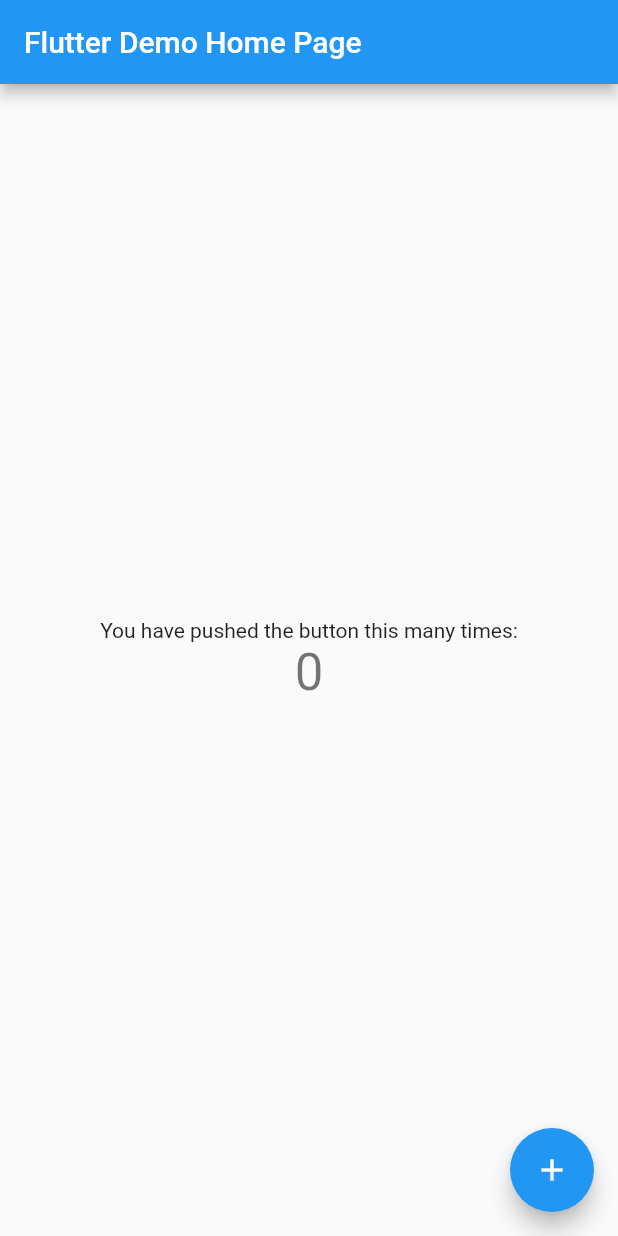
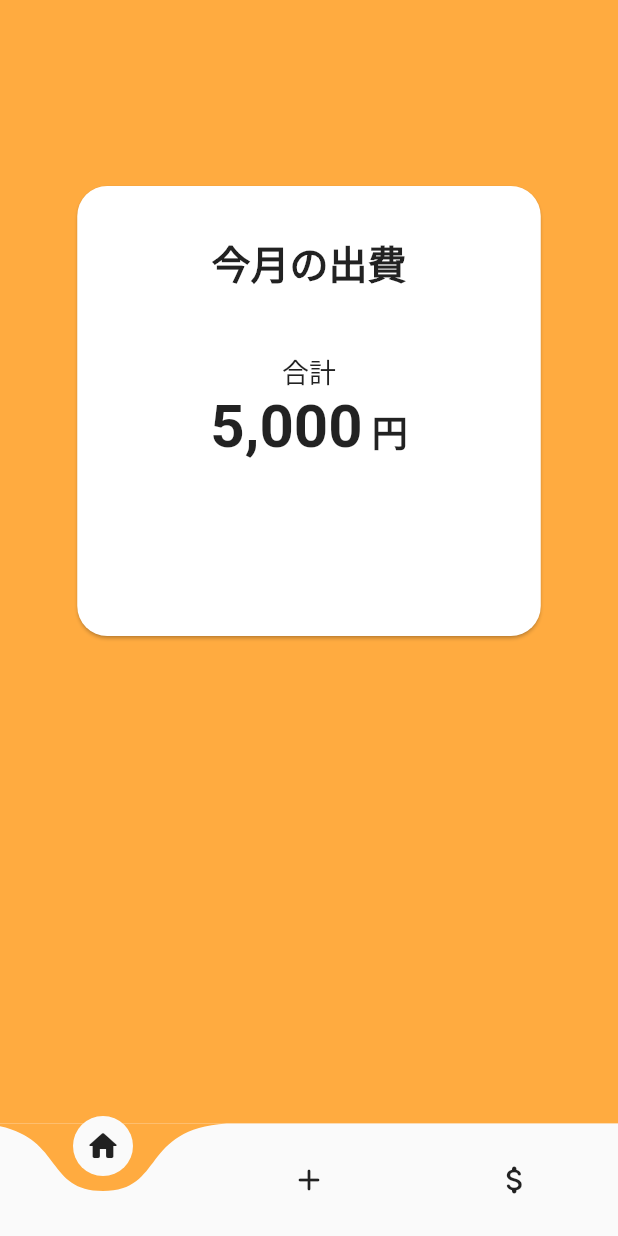
Before and after one commit to SousukeNagasawa/shojikin-checker, a Flutter app: the screen it shows after launch, on a phone screen of 412 x 824 dp. Run offline on Flutter 3.47's test engine with Material 2 defaults, Android fonts, the phone set to English and light mode, and no system bars; drawn by our look-alikes of curved_navigation_bar.

Commit message:
カードデザインに変更

```diff
--- /dev/null
+++ b/lib/add.dart
@@ -0,0 +1,17 @@
+import 'package:flutter/material.dart';
+
+class AddPage extends StatefulWidget {
+  const AddPage({ Key? key }) : super(key: key);
+
+  @override
+  _AddPageState createState() => _AddPageState();
+}
+
+class _AddPageState extends State<AddPage> {
+  @override
+  Widget build(BuildContext context) {
+    return const Scaffold(
+      body: Center(child: Text('追加ページ'),),
+    );
+  }
+}
--- /dev/null
+++ b/lib/cost.dart
@@ -0,0 +1,17 @@
+import 'package:flutter/material.dart';
+
+class FixedCost extends StatefulWidget {
+  const FixedCost({ Key? key }) : super(key: key);
+
+  @override
+  _FixedCostState createState() => _FixedCostState();
+}
+
+class _FixedCostState extends State<FixedCost> {
+  @override
+  Widget build(BuildContext context) {
+    return const Scaffold(
+      body: Center(child: Text('固定ページ'),),
+    );
+  }
+}
--- /dev/null
+++ b/lib/home.dart
@@ -0,0 +1,73 @@
+import 'package:flutter/material.dart';
+
+class HomePage extends StatefulWidget {
+  const HomePage({Key? key}) : super(key: key);
+
+  @override
+  _HomePageState createState() => _HomePageState();
+}
+
+class _HomePageState extends State<HomePage> {
+  @override
+  Widget build(BuildContext context) {
+    return Scaffold(
+      backgroundColor: Colors.orangeAccent,
+      body: Center(
+        child: Column(
+          children: [
+            SizedBox(
+              height: 120,
+            ),
+            Card(
+                shape: RoundedRectangleBorder(
+                  borderRadius: BorderRadius.circular(20),
+                ),
+                child: Container(
+                  width: MediaQuery.of(context).size.width * 0.75,
+                  height: 300,
+                  child: Column(
+                    children: const [
+                      SizedBox(
+                        height: 32,
+                      ),
+                      Text(
+                        '今月の出費',
+                        style: TextStyle(
+                            fontSize: 26, fontWeight: FontWeight.bold),
+                      ),
+                      SizedBox(
+                        height: 40,
+                      ),
+                      Text(
+                        '合計',
+                        style: TextStyle(fontSize: 18),
+                      ),
+                      Text.rich(
+                        TextSpan(
+                          children: [
+                            TextSpan(
+                              text: '5,000',
+                              style: TextStyle(
+                                fontSize: 40,
+                                fontWeight: FontWeight.bold,
+                              ),
+                            ),
+                            TextSpan(
+                              text: ' 円',
+                              style: TextStyle(
+                                fontSize: 24,
+                                fontWeight: FontWeight.bold,
+                              ),
+                            ),
+                          ],
+                        ),
+                      ),
+                    ],
+                  ),
+                )),
+          ],
+        ),
+      ),
+    );
+  }
+}
--- a/lib/main.dart
+++ b/lib/main.dart
@@ -1,4 +1,5 @@
 import 'package:flutter/material.dart';
+import 'nav.dart';
 
 void main() {
   runApp(const MyApp());
@@ -6,110 +7,10 @@
 
 class MyApp extends StatelessWidget {
   const MyApp({Key? key}) : super(key: key);
-
-  // This widget is the root of your application.
   @override
   Widget build(BuildContext context) {
-    return MaterialApp(
-      title: 'Flutter Demo',
-      theme: ThemeData(
-        // This is the theme of your application.
-        //
-        // Try running your application with "flutter run". You'll see the
-        // application has a blue toolbar. Then, without quitting the app, try
-        // changing the primarySwatch below to Colors.green and then invoke
-        // "hot reload" (press "r" in the console where you ran "flutter run",
-        // or simply save your changes to "hot reload" in a Flutter IDE).
-        // Notice that the counter didn't reset back to zero; the application
-        // is not restarted.
-        primarySwatch: Colors.blue,
-      ),
-      home: const MyHomePage(title: 'Flutter Demo Home Page'),
+    return const MaterialApp(
+      home: NavPage(),
     );
   }
 }
-
-class MyHomePage extends StatefulWidget {
-  const MyHomePage({Key? key, required this.title}) : super(key: key);
-
-  // This widget is the home page of your application. It is stateful, meaning
-  // that it has a State object (defined below) that contains fields that affect
-  // how it looks.
-
-  // This class is the configuration for the state. It holds the values (in this
-  // case the title) provided by the parent (in this case the App widget) and
-  // used by the build method of the State. Fields in a Widget subclass are
-  // always marked "final".
-
-  final String title;
-
-  @override
-  State<MyHomePage> createState() => _MyHomePageState();
-}
-
-class _MyHomePageState extends State<MyHomePage> {
-  int _counter = 0;
-
-  void _incrementCounter() {
-    setState(() {
-      // This call to setState tells the Flutter framework that something has
-      // changed in this State, which causes it to rerun the build method below
-      // so that the display can reflect the updated values. If we changed
-      // _counter without calling setState(), then the build method would not be
-      // called again, and so nothing would appear to happen.
-      _counter++;
-    });
-  }
-
-  @override
-  Widget build(BuildContext context) {
-    // This method is rerun every time setState is called, for instance as done
-    // by the _incrementCounter method above.
-    //
-    // The Flutter framework has been optimized to make rerunning build methods
-    // fast, so that you can just rebuild anything that needs updating rather
-    // than having to individually change instances of widgets.
-    return Scaffold(
-      appBar: AppBar(
-        // Here we take the value from the MyHomePage object that was created by
-        // the App.build method, and use it to set our appbar title.
-        title: Text(widget.title),
-      ),
-      body: Center(
-        // Center is a layout widget. It takes a single child and positions it
-        // in the middle of the parent.
-        child: Column(
-          // Column is also a layout widget. It takes a list of children and
-          // arranges them vertically. By default, it sizes itself to fit its
-          // children horizontally, and tries to be as tall as its parent.
-          //
-          // Invoke "debug painting" (press "p" in the console, choose the
-          // "Toggle Debug Paint" action from the Flutter Inspector in Android
-          // Studio, or the "Toggle Debug Paint" command in Visual Studio Code)
-          // to see the wireframe for each widget.
-          //
-          // Column has various properties to control how it sizes itself and
-          // how it positions its children. Here we use mainAxisAlignment to
-          // center the children vertically; the main axis here is the vertical
-          // axis because Columns are vertical (the cross axis would be
-          // horizontal).
-          mainAxisAlignment: MainAxisAlignment.center,
-          children: <Widget>[
-            const Text(
-              'You have pushed the button this many times:',
-            ),
-            Text(
-              '$_counter',
-              style: Theme.of(context).textTheme.headline4,
-            ),
-          ],
-        ),
-      ),
-      floatingActionButton: FloatingActionButton(
-        onPressed: _incrementCounter,
-        tooltip: 'Increment',
-        child: const Icon(Icons.add),
-      ), // This trailing comma makes auto-formatting nicer for build methods.
-    );
-  }
-}
--- /dev/null
+++ b/lib/nav.dart
@@ -0,0 +1,39 @@
+import 'package:curved_navigation_bar/curved_navigation_bar.dart';
+import 'package:flutter/material.dart';
+import 'package:shojikin_checker/add.dart';
+import 'package:shojikin_checker/cost.dart';
+import 'package:shojikin_checker/home.dart';
+
+class NavPage extends StatefulWidget {
+  const NavPage({Key? key}) : super(key: key);
+
+  @override
+  _NavPageState createState() => _NavPageState();
+}
+
+class _NavPageState extends State<NavPage> {
+  int selectedIndex = 0;
+  final pages = [const HomePage(), const AddPage(), const FixedCost()];
+  final items = <Widget>[
+    const Icon(Icons.home_rounded),
+    const Icon(Icons.add_rounded),
+    const Icon(Icons.attach_money_rounded),
+  ];
+
+  @override
+  Widget build(BuildContext context) {
+    return Scaffold(
+      body: pages[selectedIndex],
+      bottomNavigationBar: CurvedNavigationBar(
+        color: Colors.grey[50]!,
+        buttonBackgroundColor: Colors.grey[50]!,
+        backgroundColor: Colors.orangeAccent,
+        animationDuration: const Duration(milliseconds: 200),
+        height: 75,
+        items: items,
+        index: selectedIndex,
+        onTap: (index) => setState(() => selectedIndex = index),
+      ),
+    );
+  }
+}
--- a/pubspec.yaml
+++ b/pubspec.yaml
@@ -34,6 +34,8 @@
   # The following adds the Cupertino Icons font to your application.
   # Use with the CupertinoIcons class for iOS style icons.
   cupertino_icons: ^1.0.2
+  sliding_clipped_nav_bar: ^2.0.1
+  curved_navigation_bar: ^1.0.1
 
 dev_dependencies:
   flutter_test:
```
Also changed, not shown: pubspec.lock, 1 other file.
